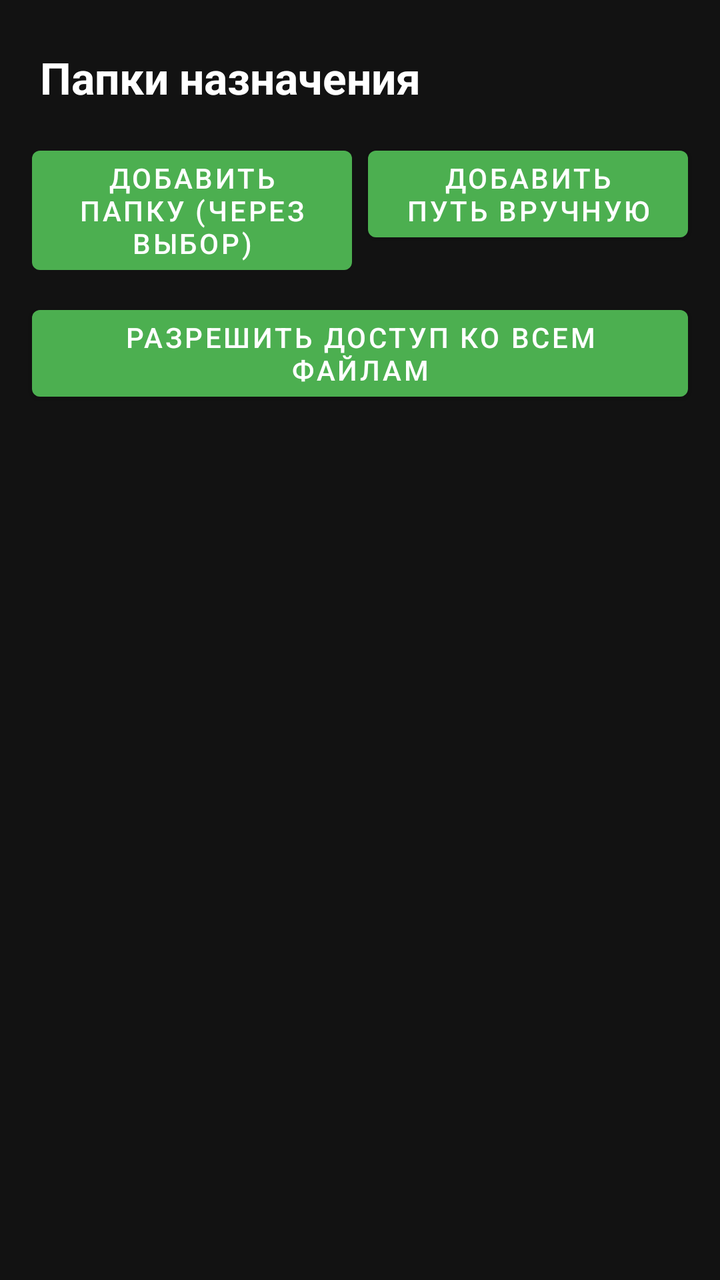
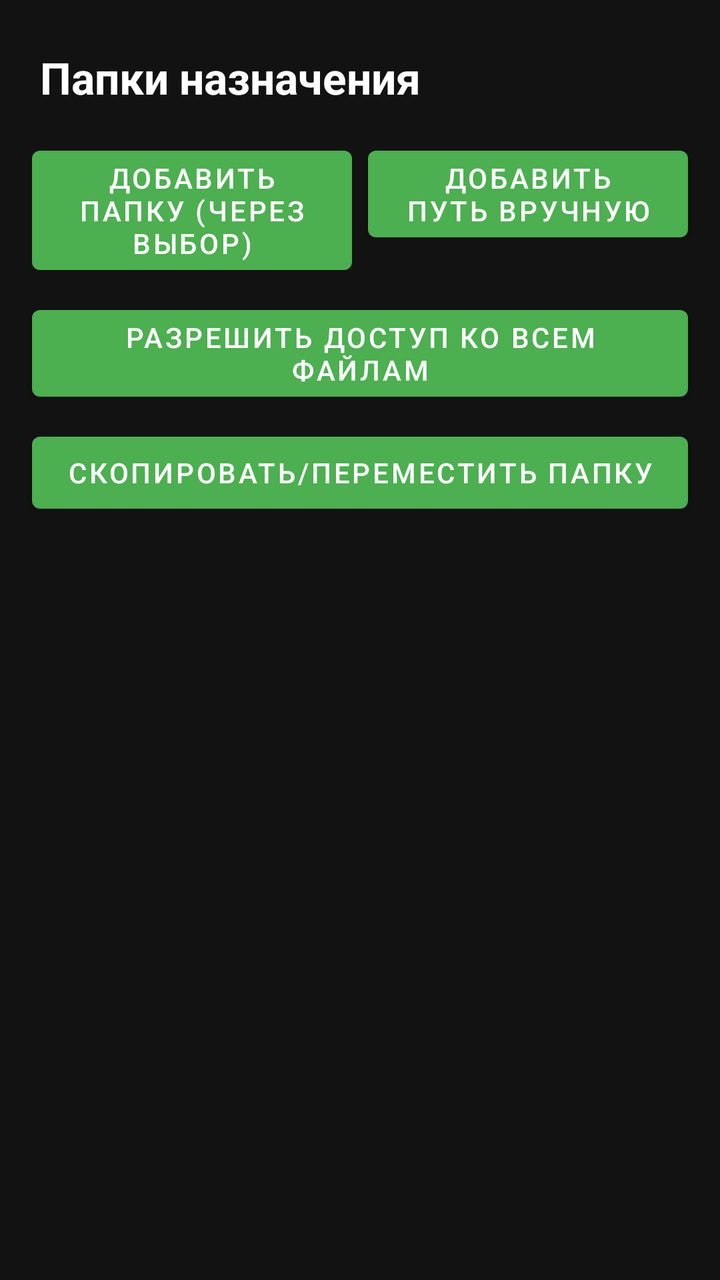

Two renders of the same Android screen: before a commit and after it. Below are the layout's source before the change and the commit's diff.
<!-- AndroidManifest.xml: activity theme Theme.ShareCopy -->
<!-- res/layout/activity_main.xml -->
<?xml version="1.0" encoding="utf-8"?>
<LinearLayout xmlns:android="http://schemas.android.com/apk/res/android"
    android:layout_width="match_parent"
    android:layout_height="match_parent"
    android:orientation="vertical"
    android:background="@color/bg"
    android:paddingTop="24dp">

    <TextView
        android:layout_width="wrap_content"
        android:layout_height="wrap_content"
        android:layout_marginHorizontal="20dp"
        android:text="@string/title_destinations"
        android:textColor="@color/text_primary"
        android:textSize="22sp"
        android:textStyle="bold" />

    <LinearLayout
        android:layout_width="match_parent"
        android:layout_height="wrap_content"
        android:orientation="horizontal"
        android:paddingHorizontal="12dp"
        android:paddingTop="12dp">

        <Button
            android:id="@+id/btnAddSaf"
            android:layout_width="0dp"
            android:layout_height="wrap_content"
            android:layout_weight="1"
            android:layout_margin="4dp"
            android:focusable="true"
            android:text="@string/btn_add_saf" />

        <Button
            android:id="@+id/btnAddManual"
            android:layout_width="0dp"
            android:layout_height="wrap_content"
            android:layout_weight="1"
            android:layout_margin="4dp"
            android:focusable="true"
            android:text="@string/btn_add_manual" />
    </LinearLayout>

    <Button
        android:id="@+id/btnAllFilesAccess"
        android:layout_width="match_parent"
        android:layout_height="wrap_content"
        android:layout_marginHorizontal="16dp"
        android:layout_marginTop="4dp"
        android:focusable="true"
        android:text="@string/btn_all_files_access" />

    <TextView
        android:id="@+id/textEmpty"
        android:layout_width="match_parent"
        android:layout_height="wrap_content"
        android:layout_margin="20dp"
        android:text="@string/empty_list"
        android:textColor="@color/text_secondary"
        android:visibility="gone" />

    <androidx.recyclerview.widget.RecyclerView
        android:id="@+id/recyclerDestinations"
        android:layout_width="match_parent"
        android:layout_height="0dp"
        android:layout_weight="1"
        android:paddingTop="8dp"
        android:clipToPadding="false" />

</LinearLayout>
<!-- resources referenced by this layout -->
<resources>
  <color name="bg">#121212</color>
  <color name="text_primary">#FFFFFF</color>
  <color name="text_secondary">#AAAAAA</color>
  <string name="btn_add_manual">Добавить путь вручную</string>
  <string name="btn_add_saf">Добавить папку (через выбор)</string>
  <string name="btn_all_files_access">Разрешить доступ ко всем файлам</string>
  <string name="empty_list">Список папок пуст. Добавьте хотя бы одну папку назначения.</string>
  <string name="title_destinations">Папки назначения</string>
  <style name="Theme.ShareCopy" parent="Theme.MaterialComponents.DayNight.NoActionBar">
          <item name="colorPrimary">@color/accent</item>
          <item name="colorPrimaryDark">@color/bg</item>
          <item name="colorAccent">@color/accent</item>
          <item name="android:windowBackground">@color/bg</item>
      </style>
  <color name="accent">#4CAF50</color>
</resources>

<!-- the commit's change to res/layout/activity_main.xml (unified diff, before → after) -->
@@ -50,6 +50,15 @@
         android:focusable="true"
         android:text="@string/btn_all_files_access" />
 
+    <Button
+        android:id="@+id/btnCopyFolder"
+        android:layout_width="match_parent"
+        android:layout_height="wrap_content"
+        android:layout_marginHorizontal="16dp"
+        android:layout_marginTop="8dp"
+        android:focusable="true"
+        android:text="@string/btn_copy_folder" />
+
     <TextView
         android:id="@+id/textEmpty"
         android:layout_width="match_parent"
<!-- resource entries referenced after the edit -->
@@ -6,6 +6,7 @@
   <string name="btn_add_manual">Добавить путь вручную</string>
   <string name="btn_add_saf">Добавить папку (через выбор)</string>
   <string name="btn_all_files_access">Разрешить доступ ко всем файлам</string>
+  <string name="btn_copy_folder">Скопировать/переместить папку</string>
   <string name="empty_list">Список папок пуст. Добавьте хотя бы одну папку назначения.</string>
   <string name="title_destinations">Папки назначения</string>
   <style name="Theme.ShareCopy" parent="Theme.MaterialComponents.DayNight.NoActionBar">
